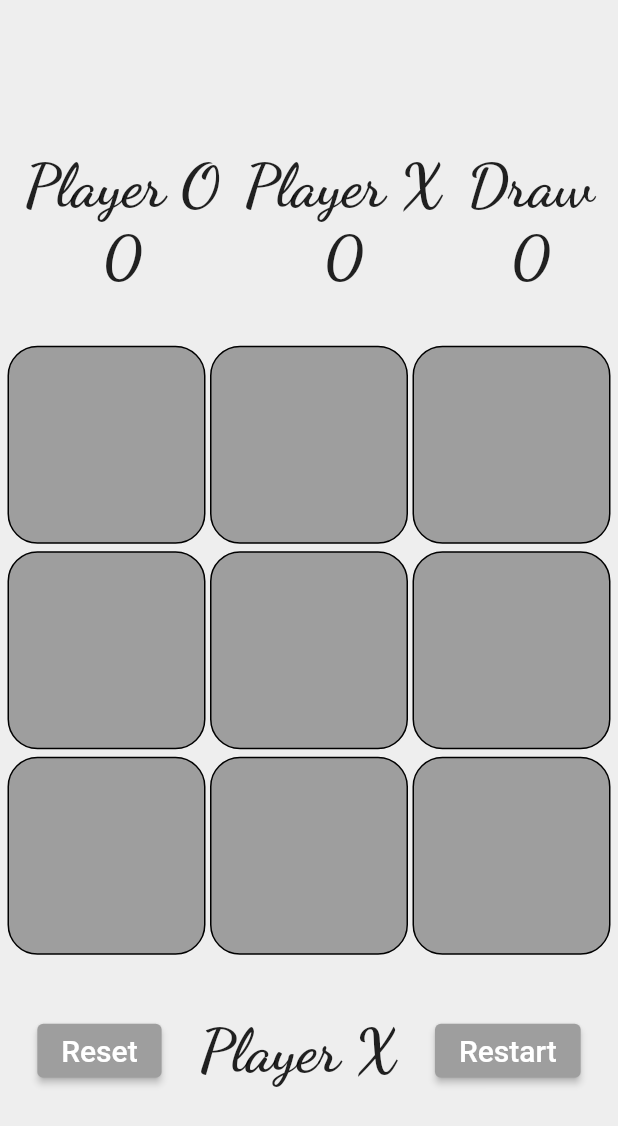
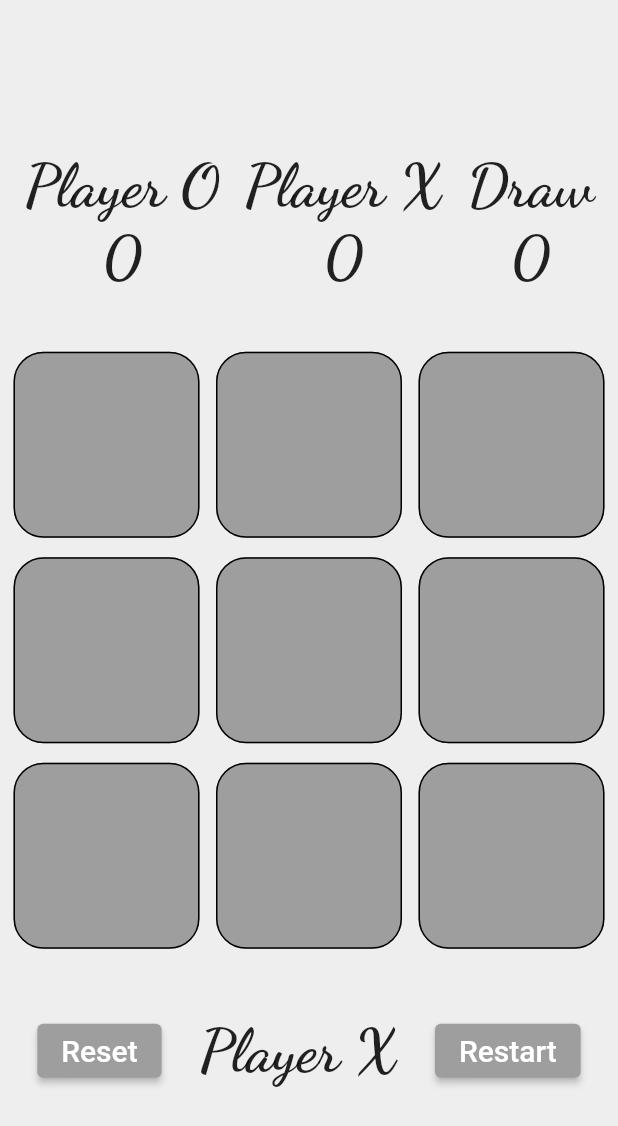
Before and after one commit to Desk-Code/my_practtise, a Flutter app: the screen it shows after launch, on a phone screen of 412 x 824 dp. Shown: the top 1126 px of the screen. Run offline on Flutter 3.47's test engine with Material 2 defaults, Android fonts, the phone set to English and light mode, and no system bars; our stand-ins replace animated_bottom_navigation_bar.

Commit message:
two  user playing completed in tic toe tac

```diff
--- a/lib/stateful_example/tic_toe_tac/tic_toe_tac_page.dart
+++ b/lib/stateful_example/tic_toe_tac/tic_toe_tac_page.dart
@@ -95,23 +95,27 @@ class _TicToetacPageState extends State<TicToetacPage> {
               ...List.generate(
                 9,
                 (index) => GestureDetector(
-                  onTap: () {
-                    TicToeTac.playerSwapping(index, context);
+                  onTap: () async {
+                    setState(() {});
+                    await TicToeTac.playerSwapping(index, context);
                     setState(() {});
                   },
-                  child: Container(
-                    decoration: BoxDecoration(
-                      color: Colors.grey,
+                  child: Card(
+                    elevation: elevation[index],
+                    color: cardColor[index],
+                    shape: RoundedRectangleBorder(
                         borderRadius: BorderRadius.circular(20),
-                      border: Border.all(),
-                    ),
-                    alignment: Alignment.center,
+                        side: const BorderSide(
+                          color: Colors.black,
+                        )),
+                    child: Center(
                       child: Text(
                         value[index],
                         style: const TextStyle(
                           color: Colors.black,
                           fontSize: 65,
                           fontWeight: FontWeight.bold,
+                        ),
                       ),
                     ),
                   ),
@@ -131,7 +135,6 @@ class _TicToetacPageState extends State<TicToetacPage> {
                 ),
                 onPressed: () {
                   TicToeTac.clearControl();
-
                   setState(() {});
                 },
                 child: const Text(
@@ -155,8 +158,9 @@ class _TicToetacPageState extends State<TicToetacPage> {
                   playerOCount = 0;
                   playerXCount = 0;
                   drawMatch = 0;
+                  setState(() {
                     TicToeTac.clearControl();
-                  setState(() {});
+                  });
                 },
                 child: const Text(
                   "Restart",
```
Also changed, not shown: lib/future_async.dart (added, +34 -0 lines), lib/stateful_example/tic_toe_tac/tic_toe_tac.controller.dart (+56 -13 lines). Lines whose indentation alone changed are shown as unchanged.
